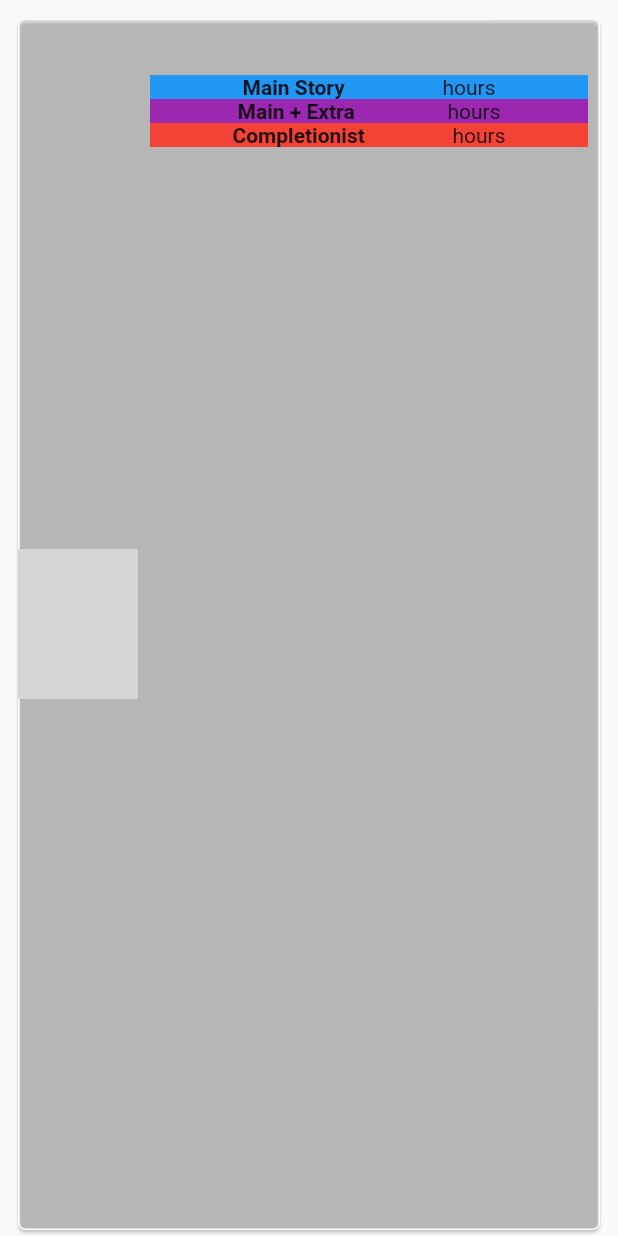
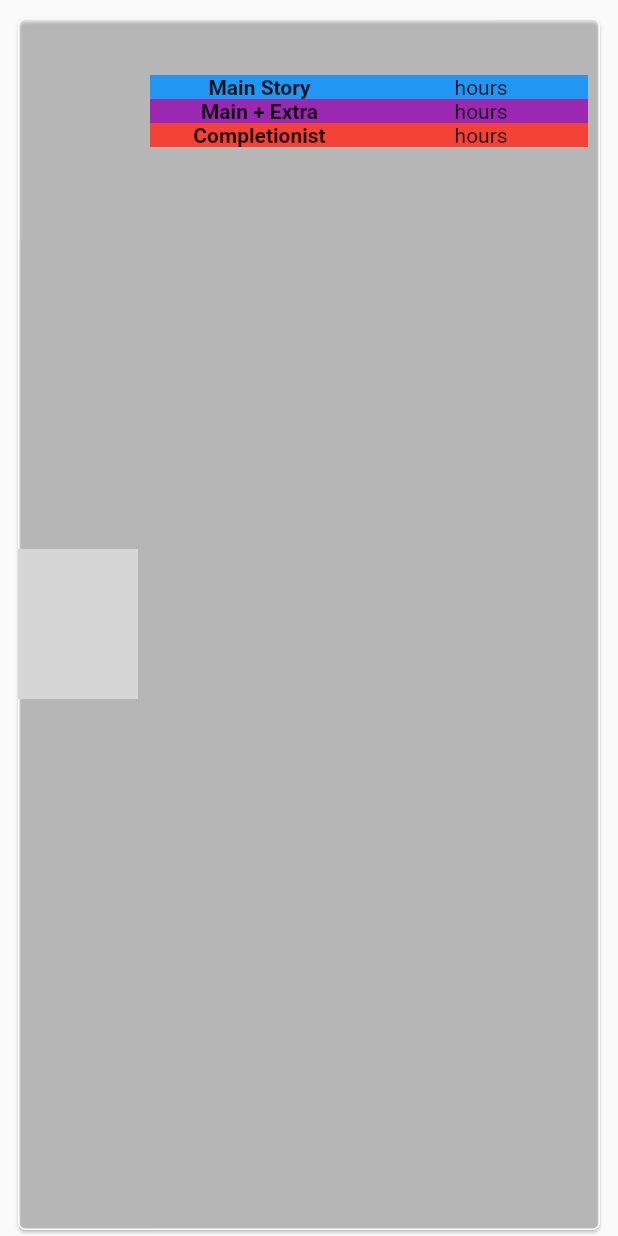
Before and after one commit to theTrivia/howlongtobeat, a Flutter app: the GameCard widget shown alone on an empty page, opened directly with empty values, on a phone screen of 412 x 824 dp. Run offline on Flutter 3.47's test engine with Material 2 defaults, Android fonts, the light colour scheme and no system bars; our stand-ins replace loading_animation_widget; missing offline and left inert: dart:ffi; network calls fail; grey boxes are pictures that could not be loaded.

Commit message:
modified playtime-board

```diff
--- /dev/null
+++ b/lib/common/play-time-board.dart
@@ -0,0 +1,160 @@
+import 'package:flutter/material.dart';
+
+class PlayTimeBoard extends StatelessWidget {
+  final String gameplayMain;
+  final String gameplayMainExtra;
+  final String gameplayCompletionist;
+
+  PlayTimeBoard({
+    required this.gameplayMain,
+    required this.gameplayMainExtra,
+    required this.gameplayCompletionist,
+  });
+
+  // @override
+  // Widget build(BuildContext context) {
+  //   return Column(
+  //     crossAxisAlignment: CrossAxisAlignment.start,
+  //     children: [
+  //       Container(
+  //         color: Colors.blue,
+  //         child: Row(
+  //           mainAxisAlignment: MainAxisAlignment.spaceEvenly,
+  //           children: [
+  //             const Text(
+  //               'Main Story',
+  //               style: TextStyle(
+  //                 fontWeight: FontWeight.bold,
+  //               ),
+  //             ),
+  //             Text(gameplayMain + ' hours'),
+  //           ],
+  //         ),
+  //       ),
+  //       Container(
+  //         color: Colors.purple,
+  //         child: Row(
+  //           mainAxisAlignment: MainAxisAlignment.spaceEvenly,
+  //           children: [
+  //             const Text(
+  //               'Main + Extra',
+  //               style: TextStyle(
+  //                 fontWeight: FontWeight.bold,
+  //               ),
+  //             ),
+  //             Text(gameplayMainExtra + ' hours'),
+  //           ],
+  //         ),
+  //       ),
+  //       Container(
+  //         color: Colors.red,
+  //         child: Row(
+  //           mainAxisAlignment: MainAxisAlignment.spaceEvenly,
+  //           children: [
+  //             const Text(
+  //               'Completionist',
+  //               style: TextStyle(
+  //                 fontWeight: FontWeight.bold,
+  //               ),
+  //             ),
+  //             Text(gameplayCompletionist + ' hours'),
+  //           ],
+  //         ),
+  //       ),
+  //     ],
+  //   );
+  // }
+
+  @override
+  Widget build(BuildContext context) {
+    return Column(
+      crossAxisAlignment: CrossAxisAlignment.start,
+      children: [
+        Container(
+          color: Colors.blue,
+          child: Row(
+            children: [
+              const Flexible(
+                child: FractionallySizedBox(
+                  widthFactor: 1,
+                  child: Text(
+                    'Main Story',
+                    textAlign: TextAlign.center,
+                    style: TextStyle(
+                      fontWeight: FontWeight.bold,
+                    ),
+                  ),
+                ),
+              ),
+              Flexible(
+                child: FractionallySizedBox(
+                  widthFactor: 1,
+                  child: Text(
+                    gameplayMain + ' hours',
+                    textAlign: TextAlign.center,
+                  ),
+                ),
+              ),
+            ],
+          ),
+        ),
+        Container(
+          color: Colors.purple,
+          child: Row(
+            children: [
+              const Flexible(
+                child: FractionallySizedBox(
+                  widthFactor: 1,
+                  child: Text(
+                    'Main + Extra',
+                    textAlign: TextAlign.center,
+                    style: TextStyle(
+                      fontWeight: FontWeight.bold,
+                    ),
+                  ),
+                ),
+              ),
+              Flexible(
+                child: FractionallySizedBox(
+                  widthFactor: 1,
+                  child: Text(
+                    gameplayMainExtra + ' hours',
+                    textAlign: TextAlign.center,
+                  ),
+                ),
+              ),
+            ],
+          ),
+        ),
+        Container(
+          color: Colors.red,
+          child: Row(
+            children: [
+              const Flexible(
+                child: FractionallySizedBox(
+                  widthFactor: 1,
+                  child: Text(
+                    'Completionist',
+                    textAlign: TextAlign.center,
+                    style: TextStyle(
+                      fontWeight: FontWeight.bold,
+                    ),
+                  ),
+                ),
+              ),
+              Flexible(
+                child: FractionallySizedBox(
+                  widthFactor: 1,
+                  child: Text(
+                    gameplayCompletionist + ' hours',
+                    textAlign: TextAlign.center,
+                  ),
+                ),
+              ),
+            ],
+          ),
+        ),
+      ],
+    );
+  }
+}
--- a/lib/screens/game-card/game-card.dart
+++ b/lib/screens/game-card/game-card.dart
@@ -2,6 +2,8 @@ import 'dart:ffi';
 
 import 'package:flutter/material.dart';
 import 'package:hltb/screens/game-detail/game-detail.dart';
+
+import '../../common/play-time-board.dart';
 
 class GameCard extends StatelessWidget {
   final String id;
@@ -69,59 +71,11 @@ class GameCard extends StatelessWidget {
                             ),
                           ),
                         ),
-                        Column(
-                          crossAxisAlignment: CrossAxisAlignment.start,
-                          children: [
-                            Container(
-                              color: Colors.blue,
-                              child: Row(
-                                mainAxisAlignment:
-                                    MainAxisAlignment.spaceEvenly,
-                                children: [
-                                  const Text(
-                                    'Main Story',
-                                    style: TextStyle(
-                                      fontWeight: FontWeight.bold,
-                                    ),
-                                  ),
-                                  Text(gameplayMain + ' hours'),
-                                ],
-                              ),
-                            ),
-                            Container(
-                              color: Colors.purple,
-                              child: Row(
-                                mainAxisAlignment:
-                                    MainAxisAlignment.spaceEvenly,
-                                children: [
-                                  const Text(
-                                    'Main + Extra',
-                                    style: TextStyle(
-                                      fontWeight: FontWeight.bold,
-                                    ),
-                                  ),
-                                  Text(gameplayMainExtra + ' hours'),
-                                ],
-                              ),
-                            ),
-                            Container(
-                              color: Colors.red,
-                              child: Row(
-                                mainAxisAlignment:
-                                    MainAxisAlignment.spaceEvenly,
-                                children: [
-                                  const Text(
-                                    'Completionist',
-                                    style: TextStyle(
-                                      fontWeight: FontWeight.bold,
-                                    ),
-                                  ),
-                                  Text(gameplayCompletionist + ' hours'),
-                                ],
-                              ),
-                            ),
-                          ],
-                        )
+                        PlayTimeBoard(
+                          gameplayMain: gameplayMain,
+                          gameplayMainExtra: gameplayMainExtra,
+                          gameplayCompletionist: gameplayCompletionist,
+                        ),
                       ],
                     ),
                   ),
```
Also changed, not shown: lib/screens/game-detail/game-detail.dart (+7 -57 lines).
